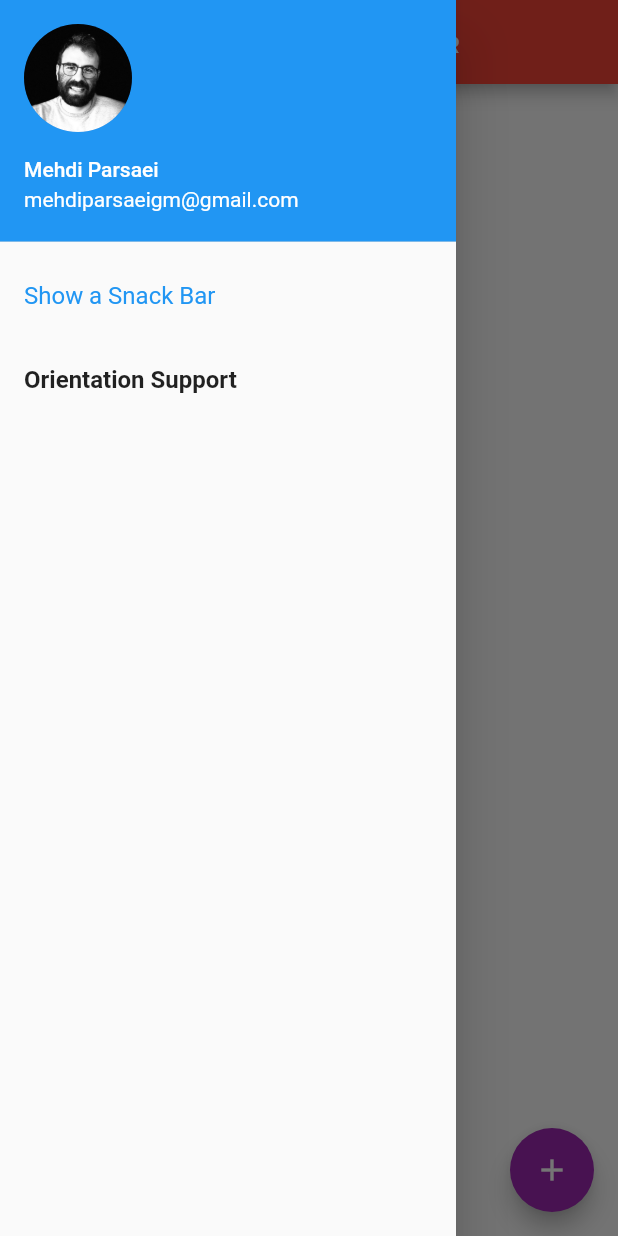
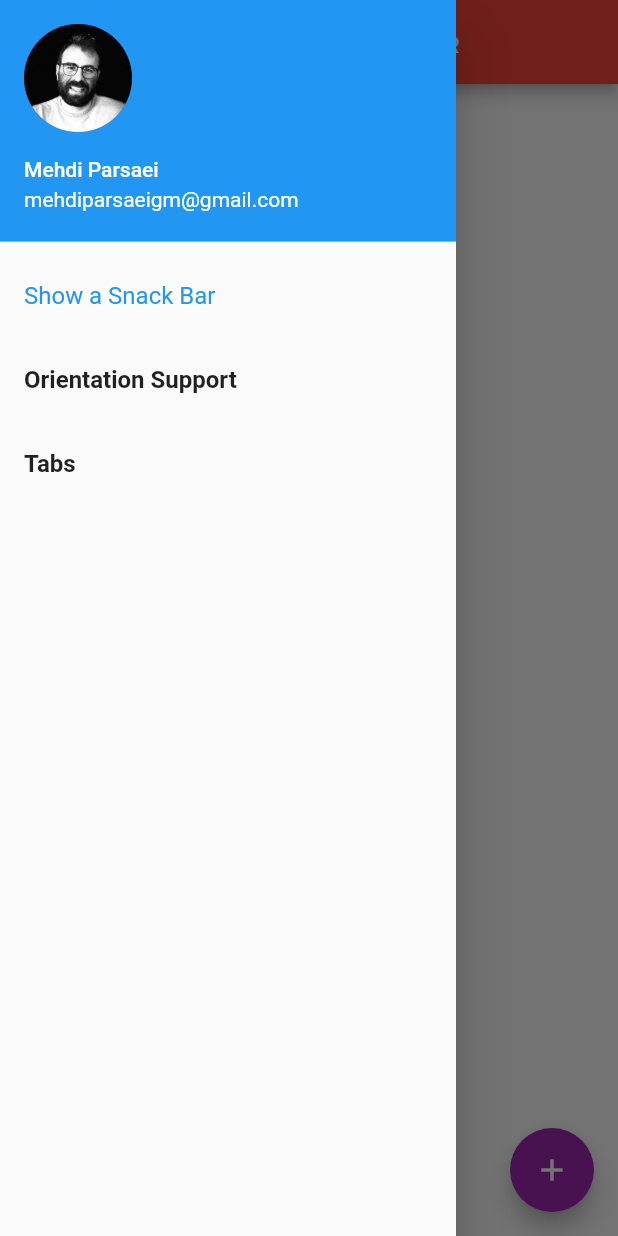
Before and after one commit to ItSNeverLate/CookBook, a Flutter app: the screen it shows after launch, with the side drawer open, on a phone screen of 412 x 824 dp. Run offline on Flutter 3.47's test engine with Material 2 defaults, Android fonts, the phone set to English and light mode, and no system bars.

Commit message:
Work with tabs

```diff
--- a/lib/drawer.dart
+++ b/lib/drawer.dart
@@ -37,6 +37,16 @@ class CustomDrawer extends StatelessWidget {
               Navigator.pushNamed(context, '/orientation');
             },
           ),
+          ListTile(
+            title: Text(
+              'Tabs',
+              style: TextStyle(fontSize: 16, fontWeight: FontWeight.w700),
+            ),
+            onTap: () {
+              Navigator.pop(context);
+              Navigator.pushNamed(context, '/tabs');
+            },
+          ),
         ],
       ),
     );
--- /dev/null
+++ b/lib/home-screen.dart
@@ -0,0 +1,20 @@
+import 'package:flutter/material.dart';
+import 'package:flutter_cookbook/drawer.dart';
+import 'package:flutter_cookbook/fab.dart';
+
+class HomeScreen extends StatelessWidget {
+  @override
+  Widget build(BuildContext context) {
+    return Scaffold(
+      appBar: AppBar(
+        title: Text(
+          'Flutter Cook Book',
+          // style: GoogleFonts.lobster(),
+          style: TextStyle(fontFamily: 'ZenDots'),
+        ),
+      ),
+      drawer: CustomDrawer(),
+      floatingActionButton: CustomFAB(),
+    );
+  }
+}
--- a/lib/main.dart
+++ b/lib/main.dart
@@ -1,10 +1,9 @@
 import 'dart:ui';
 
 import 'package:flutter/material.dart';
-import 'package:flutter_cookbook/drawer.dart';
-import 'package:flutter_cookbook/fab.dart';
+import 'package:flutter_cookbook/home-screen.dart';
 import 'package:flutter_cookbook/orientation.dart';
-import 'package:google_fonts/google_fonts.dart';
+import 'package:flutter_cookbook/tab-screen.dart';
 
 void main() => runApp(MyApp());
 
@@ -16,34 +15,15 @@ class MyApp extends StatelessWidget {
       title: 'Flutter Cook Book',
       initialRoute: '/',
       theme: ThemeData(
-        primaryColor: Colors.red,
-        accentColor: Colors.purple,
-        textTheme: TextTheme(
-          subtitle1: TextStyle(color: Colors.blue)
-        )
-      ),
+          primaryColor: Colors.red,
+          accentColor: Colors.purple,
+          textTheme: TextTheme(subtitle1: TextStyle(color: Colors.blue))),
       routes: {
         '/': (context) => HomeScreen(),
         '/orientation': (context) => OrientationScreen(),
+        '/tabs': (context) => TabScreen(),
       },
       // home: HomeScreen(),
     );
   }
 }
-
-class HomeScreen extends StatelessWidget {
-  @override
-  Widget build(BuildContext context) {
-    return Scaffold(
-      appBar: AppBar(
-        title: Text(
-          'Flutter Cook Book',
-          // style: GoogleFonts.lobster(),
-          style: TextStyle(fontFamily: 'ZenDots'),
-        ),
-      ),
-      drawer: CustomDrawer(),
-      floatingActionButton: CustomFAB(),
-    );
-  }
-}
```
Also changed, not shown: lib/tab-screen.dart (added, +45 -0 lines).
